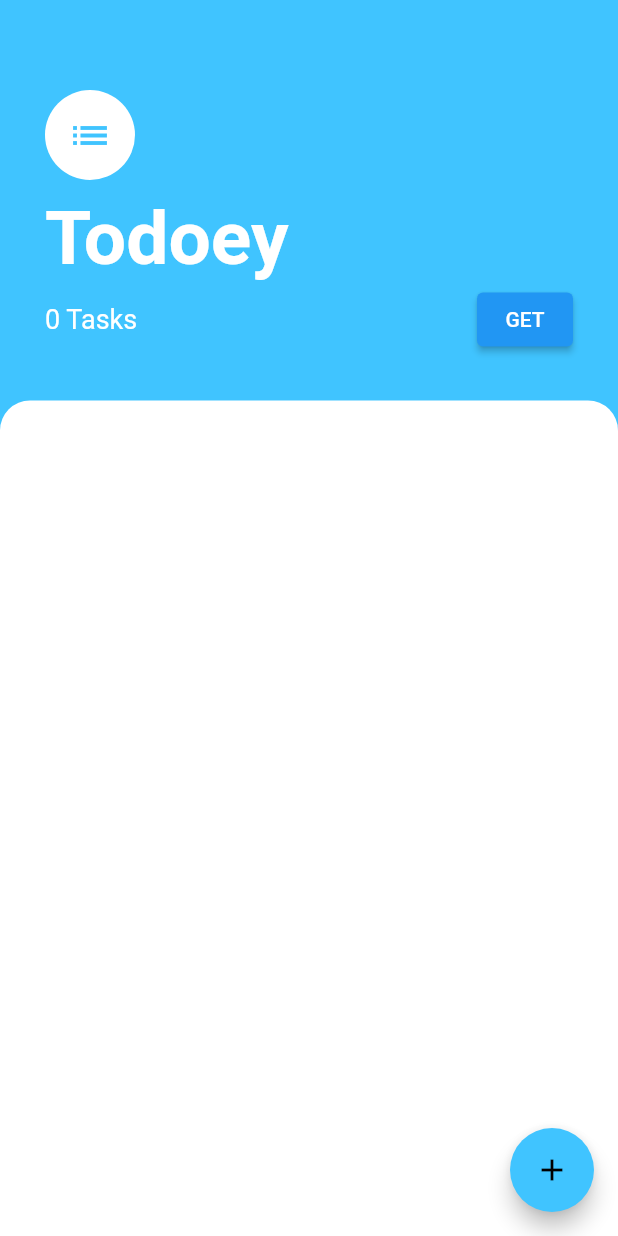
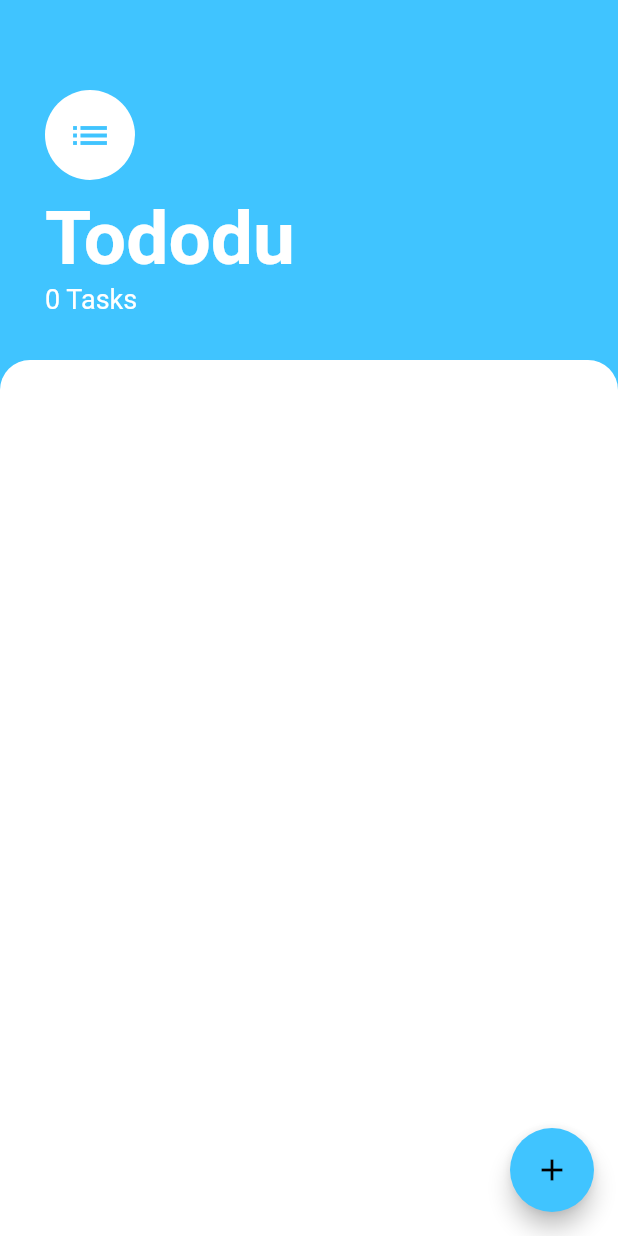
Before and after one commit to hkvil/todo_firebase_flutter, a Flutter app: the TasksScreen screen opened by its route, on a phone screen of 412 x 824 dp. Run offline on Flutter 3.47's test engine with Material 2 defaults, Android fonts, the phone set to English and light mode, and no system bars; our stand-ins replace animated_text_kit, cloud_firestore, firebase_auth, firebase_core; missing offline and left inert: modal_progress_hud_alt; accounts and stored records are empty.

Commit message:
remove get button from taskscreen

```diff
--- a/lib/constants.dart
+++ b/lib/constants.dart
@@ -1,4 +1,6 @@
 import 'package:flutter/material.dart';
+
+const kAppName = "Tododu";
 
 const kSendButtonTextStyle = TextStyle(
   color: Colors.lightBlueAccent,
@@ -50,3 +52,9 @@ const kTextFieldDecorationTodo = InputDecoration(
       borderSide: BorderSide(width: 5,color: Colors.lightBlueAccent),
     )
 );
+
+const kTitleTextStyleTaskScreen = TextStyle(
+  color: Colors.white,
+  fontSize: 50,
+  fontWeight: FontWeight.w700,
+);
--- a/lib/main.dart
+++ b/lib/main.dart
@@ -1,6 +1,6 @@
 import 'package:firebase_core/firebase_core.dart';
-import 'package:flutter/foundation.dart';
 import 'package:flutter/material.dart';
+import 'package:todo_firebase_flutter/firebase_options.dart';
 import 'package:todo_firebase_flutter/screens/welcome_screen.dart';
 import 'package:todo_firebase_flutter/screens/chat_screen.dart';
 import 'package:todo_firebase_flutter/screens/login_screen.dart';
@@ -11,7 +11,9 @@ import 'package:todo_firebase_flutter/models/task_provider.dart';
 
 void main() async{
   WidgetsFlutterBinding.ensureInitialized();
-  await Firebase.initializeApp();
+  await Firebase.initializeApp(
+    options: DefaultFirebaseOptions.currentPlatform,
+  );
   runApp(FlashChat());
 }
 
--- a/lib/screens/task_screen.dart
+++ b/lib/screens/task_screen.dart
@@ -1,4 +1,5 @@
 import 'package:flutter/material.dart';
+import 'package:todo_firebase_flutter/constants.dart';
 import 'package:todo_firebase_flutter/screens/add_task_screen.dart';
 import 'package:todo_firebase_flutter/components/tasks_list.dart';
 import 'package:provider/provider.dart';
@@ -28,14 +29,7 @@ class TasksScreen extends StatelessWidget {
               SizedBox(
                 height: 10,
               ),
-              Text(
-                'Todoey',
-                style: TextStyle(
-                  color: Colors.white,
-                  fontSize: 50,
-                  fontWeight: FontWeight.w700,
-                ),
-              ),
+              Text(kAppName, style: kTitleTextStyleTaskScreen),
               Row(
                 mainAxisAlignment: MainAxisAlignment.spaceBetween,
                 children: [
@@ -46,12 +40,12 @@ class TasksScreen extends StatelessWidget {
                       fontSize: 18,
                     ),
                   ),
-                  ElevatedButton(
-                      onPressed: (){
-                        '${Provider.of<TaskProvider>(context,listen: false).getData()}';
-                      },
-                      style: ButtonStyle(),
-                      child: Text("GET")),
+                  // ElevatedButton(
+                  //     onPressed: () {
+                  //       '${Provider.of<TaskProvider>(context, listen: false).getData()}';
+                  //     },
+                  //     style: ButtonStyle(),
+                  //     child: Text("GET")),
                 ],
               ),
             ],
@@ -71,9 +65,14 @@ class TasksScreen extends StatelessWidget {
       ]),
       floatingActionButton: FloatingActionButton(
         onPressed: () {
-          showModalBottomSheet(context: context, builder:(context) => SingleChildScrollView(child: Container
-            (padding: EdgeInsets.only(bottom: MediaQuery.of(context).viewInsets.bottom),
-              child: AddTaskScreen())),isScrollControlled: true);
+          showModalBottomSheet(
+              context: context,
+              builder: (context) => SingleChildScrollView(
+                  child: Container(
+                      padding: EdgeInsets.only(
+                          bottom: MediaQuery.of(context).viewInsets.bottom),
+                      child: AddTaskScreen())),
+              isScrollControlled: true);
         },
         backgroundColor: Colors.lightBlueAccent,
         child: Icon(Icons.add),
--- a/lib/screens/welcome_screen.dart
+++ b/lib/screens/welcome_screen.dart
@@ -40,6 +40,7 @@ class _WelcomeScreenState extends State<WelcomeScreen>
           crossAxisAlignment: CrossAxisAlignment.stretch,
           children: <Widget>[
             Row(
+              mainAxisAlignment: MainAxisAlignment.center,
               children: <Widget>[
                 Flexible(
                   child: Hero(
@@ -52,7 +53,7 @@ class _WelcomeScreenState extends State<WelcomeScreen>
                 ),
                 AnimatedTextKit(
                   animatedTexts: [
-                    TypewriterAnimatedText('Flash Chat',
+                    TypewriterAnimatedText(kAppName,
                         textStyle: kWelcomeTextStyle,
                         speed: Duration(milliseconds: 200)),
                   ],isRepeatingAnimation: true,
```
Also changed, not shown: lib/screens/registration_screen.dart (+6 -6 lines).
